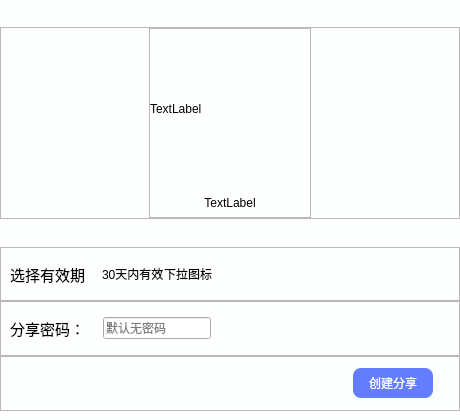
Old version of the form ui/Share.ui in the repository aibotez/SBCClientV2.
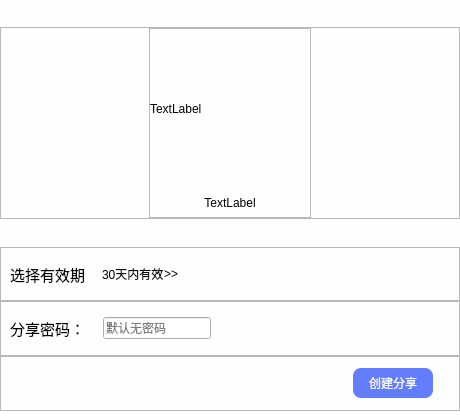
New version of the form.

The edit to the form file:
```diff
--- a/ui/Share.ui
+++ b/ui/Share.ui
@@ -243,8 +243,20 @@
       </item>
       <item>
        <widget class="QLabel" name="label_5">
+        <property name="minimumSize">
+         <size>
+          <width>20</width>
+          <height>0</height>
+         </size>
+        </property>
+        <property name="maximumSize">
+         <size>
+          <width>20</width>
+          <height>16777215</height>
+         </size>
+        </property>
         <property name="text">
-         <string>下拉图标</string>
+         <string>&gt;&gt;</string>
         </property>
        </widget>
       </item>
```
